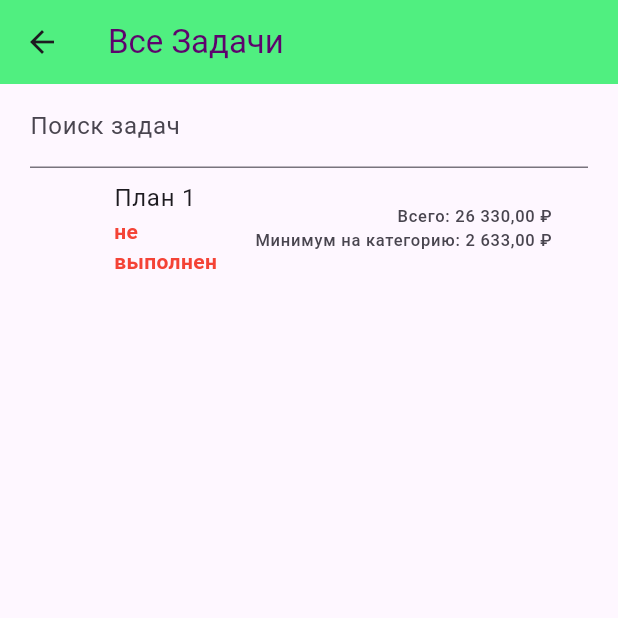
After one commit to 517ANT38/Expense-tracker-app-Flutter, a Flutter app: the screen it shows after launch, after a tap on "Задачи", on a phone screen of 412 x 824 dp, the top half of it. The commit adds this screen. Run offline on Flutter 3.47's test engine with Material 3 defaults, Android fonts, the phone set to English and light mode, and no system bars; our stand-ins replace fl_chart, sqflite, sqflite_common_ffi; accounts and stored records are empty.

Commit message:
add basketPlan

```diff
--- a/lib/main.dart
+++ b/lib/main.dart
@@ -1,5 +1,6 @@
 import 'dart:io';
 
+import 'package:app_finance/screens/all_plans.dart';
 import 'package:flutter/material.dart';
 import 'package:flutter_localizations/flutter_localizations.dart';
 import 'package:provider/provider.dart';
@@ -46,6 +47,7 @@ class MyApp extends StatelessWidget {
         CategoryScreen.name: (_) => const CategoryScreen(),
         ExpenseScreen.name: (_) => const ExpenseScreen(),
         AllExpenses.name: (_) => const AllExpenses(),
+        AllPlans.name: (_) => const AllPlans(),
       },
     );
   }
--- /dev/null
+++ b/lib/models/basket_plan.dart
@@ -0,0 +1,29 @@
+class BasketPlan {
+  final int id;
+  final String title;
+  final double allMoney;
+  final double minMoneyCategory;
+  bool isDone;
+
+  BasketPlan({
+    required this.id,
+    required this.title,
+    required this.allMoney,
+    required this.minMoneyCategory,
+    required this.isDone,
+  });
+
+  Map<String, dynamic> toMap() => {
+        'title': title,
+        'allMoney': allMoney.toString(),
+        'minMoneyCategory': minMoneyCategory.toString(),
+        'isDone': isDone.toString(),
+      };
+
+  factory BasketPlan.fromString(Map<String, dynamic> value) => BasketPlan(
+      id: value['id'],
+      title: value['title'],
+      allMoney: double.parse(value['allMoney']),
+      minMoneyCategory: double.parse(value['minMoneyCategory']),
+      isDone: bool.parse(value['isDone']));
+}
--- a/lib/models/database_provider.dart
+++ b/lib/models/database_provider.dart
@@ -1,3 +1,6 @@
+import 'dart:math';
+
+import 'package:app_finance/models/basket_plan.dart';
 import 'package:flutter/material.dart';
 import 'package:path_provider/path_provider.dart';
 import 'package:sqflite/sqflite.dart';
@@ -14,6 +17,15 @@ class DatabaseProvider with ChangeNotifier {
     notifyListeners();
   }
 
+  List<BasketPlan> _plans = [];
+  List<BasketPlan> get plans {return _searchText != ''
+        ? _plans
+            .where((e) =>
+                e.title.toLowerCase().contains(_searchText.toLowerCase()))
+            .toList()
+        : _plans;
+  }
+
   List<ExpenseCategory> _categories = [];
   List<ExpenseCategory> get categories => _categories;
 
@@ -28,10 +40,15 @@ class DatabaseProvider with ChangeNotifier {
   }
 
   Database? _database;
+
   Future<Database> get database async {
     final dbDirectory = await getApplicationDocumentsDirectory();
     const dbName = 'expense_tc.db';
     final path = join(dbDirectory.path, dbName);
+
+    // if (await databaseExists(path)) {
+    //   await deleteDatabase(path);
+    // }
 
     _database = await openDatabase(
       path,
@@ -45,6 +62,7 @@ class DatabaseProvider with ChangeNotifier {
 
   static const cTable = 'categoryTable';
   static const eTable = 'expenseTable';
+  static const pTable = 'planTable';
   Future<void> _createDb(Database db, int version) async {
 
 
@@ -64,6 +82,29 @@ class DatabaseProvider with ChangeNotifier {
         category TEXT
       )''');
 
+      await txn.execute('''CREATE TABLE $pTable(
+        id INTEGER PRIMARY KEY AUTOINCREMENT,
+        title TEXT,
+        allMoney TEXT,
+        minMoneyCategory TEXT,
+        isDone TEXT
+      )''');
+
+      final allMoneyRandom = Random().nextInt(180001) +
+          20000;
+      final minMoneyCategory =
+          (allMoneyRandom * 0.1).toStringAsFixed(2);
+      int? count = Sqflite.firstIntValue(
+          await txn.rawQuery('SELECT COUNT(*) FROM $pTable'));
+      if (count == 0) {
+        await txn.insert(pTable, {
+          'title': 'План 1',
+          'allMoney': allMoneyRandom.toString(),
+          'minMoneyCategory': minMoneyCategory,
+          'isDone': 'false',
+        });
+      }
+
       for (int i = 0; i < icons.length; i++) {
         await txn.insert(cTable, {
           'title': icons.keys.toList()[i],
@@ -71,9 +112,24 @@ class DatabaseProvider with ChangeNotifier {
           'totalAmount': (0.0).toString(),
         });
       }
+
     });
   }
 
+  Future<List<BasketPlan>> fetchBasketPlans() async {
+    final db = await database;
+    return await db.transaction((txn) async {
+      return await txn.query(pTable).then((data) {
+        final converted = List<Map<String, dynamic>>.from(data);
+
+        List<BasketPlan> nList = List.generate(converted.length,
+            (index) => BasketPlan.fromString(converted[index]));
+
+        _plans = nList;
+        return _plans;
+      });
+    });
+  }
 
   Future<List<ExpenseCategory>> fetchCategories() async {
 
@@ -118,8 +174,32 @@ class DatabaseProvider with ChangeNotifier {
     });
   }
 
-  Future<void> addExpense(Expense exp) async {
+  Future<void> addPlan(BasketPlan bsp) async {
     final db = await database;
+    await db.transaction((txn) async {
+      await txn
+          .insert(
+        pTable,
+        bsp.toMap(),
+        conflictAlgorithm: ConflictAlgorithm.replace,
+      )
+          .then((generatedId) {
+        final file = BasketPlan(
+            id: generatedId,
+            title: bsp.title,
+            allMoney: bsp.allMoney,
+            minMoneyCategory: bsp.minMoneyCategory,
+            isDone: bsp.isDone);
+
+        _plans.add(file);
+        notifyListeners();
+      });
+    });
+  }
+
+  Future<bool> addExpense(Expense exp) async {
+    final db = await database;
+    bool win = false;
     await db.transaction((txn) async {
       await txn
           .insert(
@@ -127,7 +207,7 @@ class DatabaseProvider with ChangeNotifier {
         exp.toMap(),
         conflictAlgorithm: ConflictAlgorithm.replace,
       )
-          .then((generatedId) {
+          .then((generatedId){
         final file = Expense(
             id: generatedId,
             title: exp.title,
@@ -142,7 +222,56 @@ class DatabaseProvider with ChangeNotifier {
         updateCategory(
             exp.category, ex.entries + 1, ex.totalAmount + exp.amount);
       });
+
+
     });
+
+    await db.transaction((txn) async {
+      double totalAmount = 0.0;
+      bool isCheck = true;
+
+      for (final expense in _expenses) {
+        totalAmount += expense.amount;
+      }
+
+      final lastPlan = _plans.last;
+
+      for (final category in _categories) {
+        if (findCategory(category.title).totalAmount <
+            lastPlan.minMoneyCategory) {
+          isCheck = false;
+        }
+      }
+      if (totalAmount == lastPlan.allMoney && isCheck) {
+        lastPlan.isDone = true;
+        await txn.update(
+          pTable,
+          lastPlan.toMap(),
+          where: 'id = ?',
+          whereArgs: [lastPlan.id],
+        );
+
+        await txn.delete(eTable);
+
+        for (final category in _categories) {
+          updateCategory(category.title, 0, 0);
+        }
+
+        final allMoneyRandom = Random().nextInt(180001) + 20000;
+        final minMoneyCategory = (allMoneyRandom * 0.1).toStringAsFixed(2);
+
+        await txn.insert(pTable, {
+          'title': 'План ' + (lastPlan.id + 1).toString(),
+          'allMoney': allMoneyRandom.toString(),
+          'minMoneyCategory': minMoneyCategory,
+          'isDone': 'false',
+        });
+        win = true;
+      }
+    });
+
+
+    return win;
   }
 
   Future<void> deleteExpense(int expId, String category, double amount) async {
--- /dev/null
+++ b/lib/screens/all_plans.dart
@@ -0,0 +1,31 @@
+import 'package:app_finance/widgets/all_expenses_screen/all_plans_fetcher.dart';
+import 'package:flutter/material.dart';
+
+class AllPlans extends StatefulWidget {
+  const AllPlans({super.key});
+  static const name = '/all_plans';
+
+  @override
+  State<AllPlans> createState() => _AllExpensesState();
+}
+
+class _AllExpensesState extends State<AllPlans> {
+  @override
+  Widget build(BuildContext context) {
+    return Scaffold(
+      appBar: AppBar(
+        leading: IconButton(
+          icon: Icon(Icons.arrow_back),
+          onPressed: () {
+            Navigator.pop(context);
+          },
+          tooltip: 'Назад',
+        ),
+        title: const Text('Все Задачи',
+            style: TextStyle(color: Color.fromARGB(255, 93, 3, 109))),
+        backgroundColor: const Color.fromARGB(255, 80, 239, 128),
+      ),
+      body: const AllPlansFetcher(),
+    );
+  }
+}
--- /dev/null
+++ b/lib/widgets/all_expenses_screen/all_plans_fetcher.dart
@@ -0,0 +1,54 @@
+import 'package:app_finance/widgets/all_expenses_screen/all_plans_list.dart';
+import 'package:app_finance/widgets/all_expenses_screen/plan_search.dart';
+import 'package:flutter/material.dart';
+import 'package:provider/provider.dart';
+import '../../models/database_provider.dart';
+import './all_expenses_list.dart';
+
+class AllPlansFetcher extends StatefulWidget {
+  const AllPlansFetcher({super.key});
+
+  @override
+  State<AllPlansFetcher> createState() => _AllPlansFetcherState();
+}
+
+class _AllPlansFetcherState extends State<AllPlansFetcher> {
+  late Future _allPlansList;
+
+  Future _getAllPlans() async {
+    final provider = Provider.of<DatabaseProvider>(context, listen: false);
+    return await provider.fetchBasketPlans();
+  }
+
+  @override
+  void initState() {
+    super.initState();
+    _allPlansList = _getAllPlans();
+  }
+
+  @override
+  Widget build(BuildContext context) {
+    return FutureBuilder(
+      future: _allPlansList,
+      builder: (_, snapshot) {
+        if (snapshot.connectionState == ConnectionState.done) {
+          if (snapshot.hasError) {
+            return Center(child: Text(snapshot.error.toString()));
+          } else {
+            return Padding(
+              padding: const EdgeInsets.symmetric(horizontal: 20.0),
+              child: Column(
+                children: const [
+                  PlanSearch(),
+                  Expanded(child: AllPlansList()),
+                ],
+              ),
+            );
+          }
+        } else {
+          return const Center(child: CircularProgressIndicator());
+        }
+      },
+    );
+  }
+}
--- /dev/null
+++ b/lib/widgets/all_expenses_screen/all_plans_list.dart
@@ -0,0 +1,27 @@
+import 'package:app_finance/widgets/expense_screen/plan_card.dart';
+import 'package:flutter/material.dart';
+import 'package:provider/provider.dart';
+import '../../models/database_provider.dart';
+
+class AllPlansList extends StatelessWidget {
+  const AllPlansList({super.key});
+
+  @override
+  Widget build(BuildContext context) {
+    return Consumer<DatabaseProvider>(
+      builder: (_, db, __) {
+        var list = db.plans;
+        return list.isNotEmpty
+            ? ListView.builder(
+                physics: const BouncingScrollPhysics(
+                    parent: AlwaysScrollableScrollPhysics()),
+                itemCount: list.length,
+                itemBuilder: (_, i) => PlanCard(list[i]),
+              )
+            : const Center(
+                child: Text('Записи не найдены'),
+              );
+      },
+    );
+  }
+}
--- /dev/null
+++ b/lib/widgets/all_expenses_screen/plan_search.dart
@@ -0,0 +1,25 @@
+import 'package:flutter/material.dart';
+import 'package:provider/provider.dart';
+import '../../models/database_provider.dart';
+
+class PlanSearch extends StatefulWidget {
+  const PlanSearch({super.key});
+
+  @override
+  State<PlanSearch> createState() => _PlanSearchState();
+}
+
+class _PlanSearchState extends State<PlanSearch> {
+  @override
+  Widget build(BuildContext context) {
+    final provider = Provider.of<DatabaseProvider>(context, listen: false);
+    return TextField(
+      onChanged: (value) {
+        provider.searchText = value;
+      },
+      decoration: const InputDecoration(
+        labelText: 'Поиск задач',
+      ),
+    );
+  }
+}
--- a/lib/widgets/category_screen/category_fetcher.dart
+++ b/lib/widgets/category_screen/category_fetcher.dart
@@ -1,3 +1,4 @@
+import 'package:app_finance/screens/all_plans.dart';
 import 'package:flutter/material.dart';
 import 'package:provider/provider.dart';
 import '../../models/database_provider.dart';
@@ -55,6 +56,12 @@ class _CategoryFetcherState extends State<CategoryFetcher> {
                       ),
                       TextButton(
                         onPressed: () {
+                          Navigator.of(context).pushNamed(AllPlans.name);
+                        },
+                        child: const Text('Задачи'),
+                      ),
+                      TextButton(
+                        onPressed: () {
                           Navigator.of(context).pushNamed(AllExpenses.name);
                         },
                         child: const Text('Увидеть все'),
--- a/lib/widgets/expense_form.dart
+++ b/lib/widgets/expense_form.dart
@@ -102,7 +102,7 @@ class _ExpenseFormState extends State<ExpenseForm> {
               style: ButtonStyle(
                 backgroundColor: MaterialStatePropertyAll(const Color.fromARGB(255, 80, 239, 128)),
               ),
-              onPressed: () {
+              onPressed: () async {
                 if (_title.text != '' && _amount.text != '') {
                   final file = Expense(
                     id: 0,
@@ -111,7 +111,7 @@ class _ExpenseFormState extends State<ExpenseForm> {
                     date: _date != null ? _date! : DateTime.now(),
                     category: _initialValue,
                   );
-                  provider.addExpense(file);
+                  await provider.addExpense(file);
                   Navigator.of(context).pop();
                 }
               },
--- /dev/null
+++ b/lib/widgets/expense_screen/plan_card.dart
@@ -0,0 +1,47 @@
+import 'package:app_finance/models/basket_plan.dart';
+import 'package:flutter/material.dart';
+import 'package:intl/intl.dart';
+import './confirm_box.dart';
+
+class PlanCard extends StatelessWidget {
+  final BasketPlan bsp;
+  const PlanCard(this.bsp, {super.key});
+
+  @override
+  Widget build(BuildContext context) {
+    return Dismissible(
+      key: ValueKey(bsp.id),
+      direction: DismissDirection.none,
+      // confirmDismiss: (_) async {
+      //   showDialog(
+      //     context: context,
+      //     builder: (_) => ConfirmBox(bsp: bsp),
+      //   );
+      // },
+      child: ListTile(
+        leading: Padding(
+          padding: const EdgeInsets.all(8.0),
+          // child: Icon(icons[bsp.category]),
+        ),
+        title: Text(bsp.title),
+        subtitle: Text(
+          bsp.isDone ? 'выполнен' : 'не выполнен',
+          style: TextStyle(
+            color: bsp.isDone ? Colors.green : Colors.red,
+            fontWeight: FontWeight.bold,
+          ),
+        ),
+        trailing: Column(
+          crossAxisAlignment: CrossAxisAlignment.end,
+          mainAxisAlignment: MainAxisAlignment.center,
+          children: [
+            Text('Всего: ' + NumberFormat.currency(locale: 'ru_IN', symbol: '₽')
+                .format(bsp.allMoney)),
+            Text('Минимум на категорию: ' + NumberFormat.currency(locale: 'ru_IN', symbol: '₽').format(
+                bsp.minMoneyCategory)),
+          ],
+        ),
+      ),
+    );
+  }
+}
```
